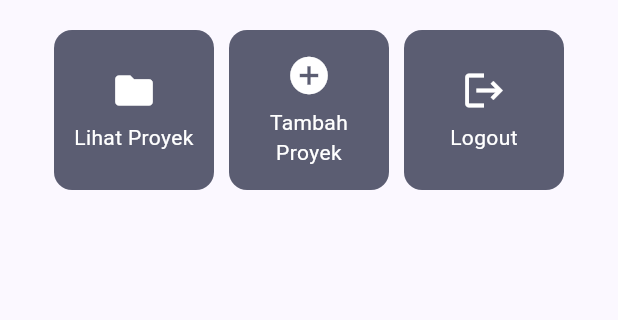
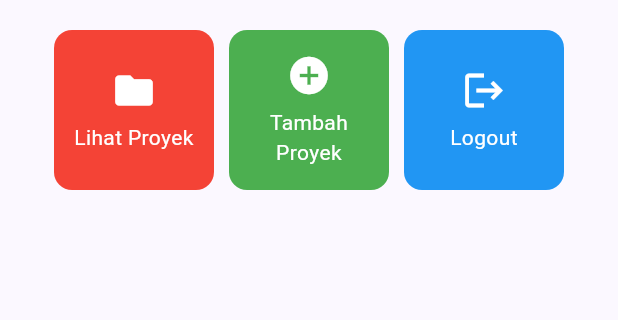
Before and after one commit to syxm1/myportofolio_mobile, a Flutter app: the screen it shows after launch, on a phone screen of 412 x 824 dp, the part 357-677 px from its top. Run offline on Flutter 3.47's test engine with Material 3 defaults, Android fonts, the phone set to English and light mode, and no system bars.

Commit message:
feat: modify buttons color

```diff
--- a/lib/menu.dart
+++ b/lib/menu.dart
@@ -8,9 +8,9 @@ class MyHomePage extends StatelessWidget {
   final String kelas = "PBP D";
 
   final List<ItemHomepage> items = [
-    ItemHomepage("Lihat Proyek", Icons.folder),
-    ItemHomepage("Tambah Proyek", Icons.add_circle),
-    ItemHomepage("Logout", Icons.logout),
+    ItemHomepage("Lihat Proyek", Icons.folder, Colors.red),
+    ItemHomepage("Tambah Proyek", Icons.add_circle, Colors.green),
+    ItemHomepage("Logout", Icons.logout, Colors.blue),
   ];
 
   @override
@@ -113,8 +113,9 @@ class InfoCard extends StatelessWidget {
 class ItemHomepage {
   final String name;
   final IconData icon;
+  final Color color;
 
-  ItemHomepage(this.name, this.icon);
+  ItemHomepage(this.name, this.icon, this.color);
 }
 
 class ItemCard extends StatelessWidget {
@@ -125,8 +126,7 @@ class ItemCard extends StatelessWidget {
   @override
   Widget build(BuildContext context) {
     return Material(
-      // Menggunakan warna sekunder dari skema tema aplikasi.
-      color: Theme.of(context).colorScheme.secondary,
+      color: item.color,
       borderRadius: BorderRadius.circular(12),
       child: InkWell(
         // Aksi ketika kartu ditekan oleh pengguna.
```
